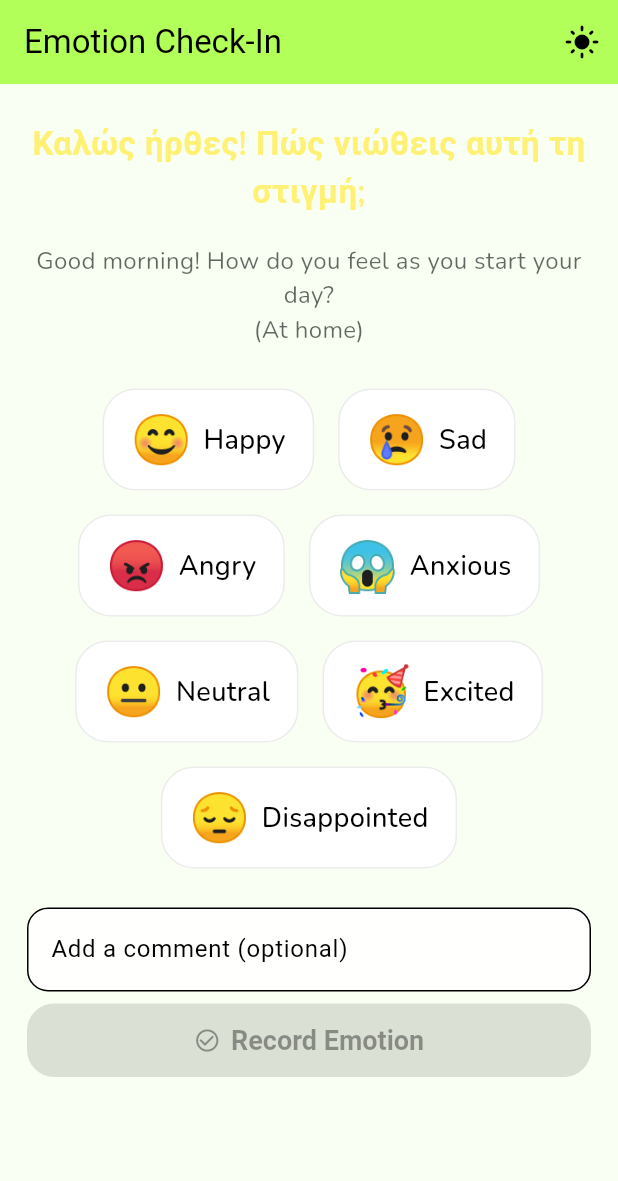
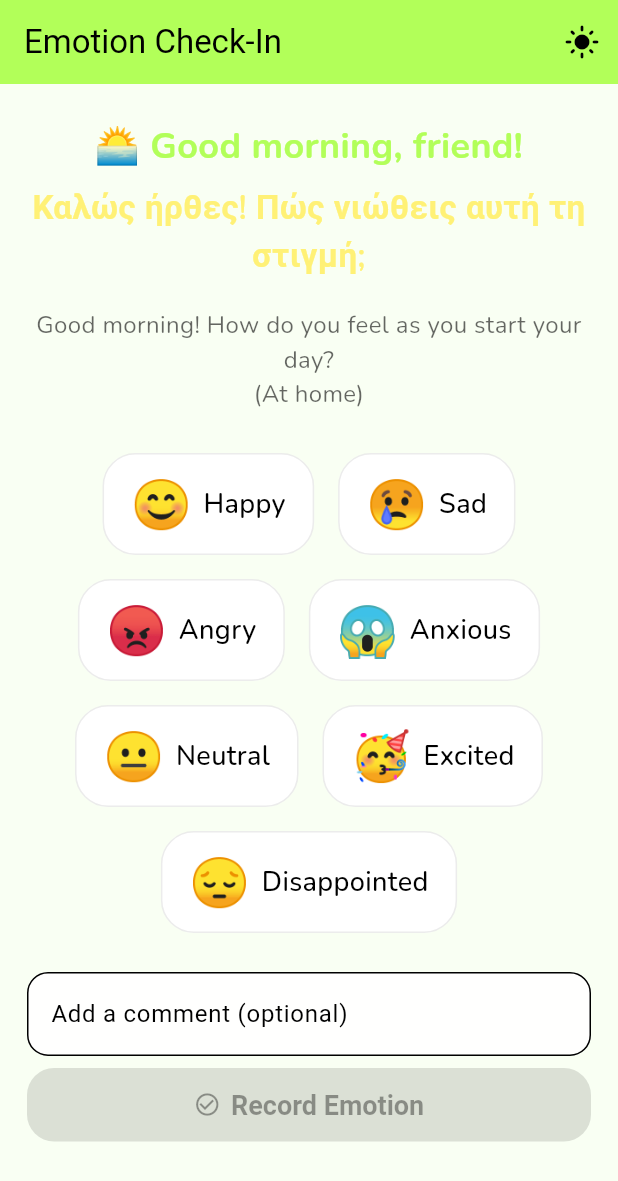
Before and after one commit to SynaestheticSynthesis/CompAnIon, a Flutter app: the screen it shows after launch, on a phone screen of 412 x 824 dp. Shown: the top 1181 px of the screen. Run offline on Flutter 3.47's test engine with Material 3 defaults, Android fonts, the phone set to English and light mode, and no system bars; our stand-ins replace google_fonts, share_plus, shared_preferences.

Commit message:
feat: Add animated greeting based on time of day in EmotionCheckInScreen

```diff
--- a/lib/features/emotion_check_in/emotion_check_in_screen.dart
+++ b/lib/features/emotion_check_in/emotion_check_in_screen.dart
@@ -337,6 +337,22 @@ class _EmotionCheckInScreenState extends State<EmotionCheckInScreen> with Single
     }
   }
 
+  // Animated greeting based on time of day
+  String get _animatedGreeting {
+    switch (_timeOfDay) {
+      case 'morning':
+        return "🌅 Good morning, friend!";
+      case 'afternoon':
+        return "🌞 Good afternoon, friend!";
+      case 'evening':
+        return "🌙 Good evening, friend!";
+      case 'night':
+        return "🌌 Night is here. How are you?";
+      default:
+        return "Hello, friend!";
+    }
+  }
+
   @override
   Widget build(BuildContext context) {
     final theme = Theme.of(context);
@@ -359,6 +375,27 @@ class _EmotionCheckInScreenState extends State<EmotionCheckInScreen> with Single
         child: Column(
           crossAxisAlignment: CrossAxisAlignment.stretch,
           children: [
+            // Animated greeting
+            TweenAnimationBuilder<double>(
+              tween: Tween(begin: 0, end: 1),
+              duration: const Duration(milliseconds: 900),
+              curve: Curves.easeInOut,
+              builder: (context, value, child) => Opacity(
+                opacity: value,
+                child: Padding(
+                  padding: EdgeInsets.only(bottom: 8 * value),
+                  child: Text(
+                    _animatedGreeting,
+                    style: GoogleFonts.nunito(
+                      fontSize: 24,
+                      fontWeight: FontWeight.w700,
+                      color: theme.colorScheme.primary,
+                    ),
+                    textAlign: TextAlign.center,
+                  ),
+                ),
+              ),
+            ),
             // Welcome message
             Text(
               _welcomeMessage,
```
